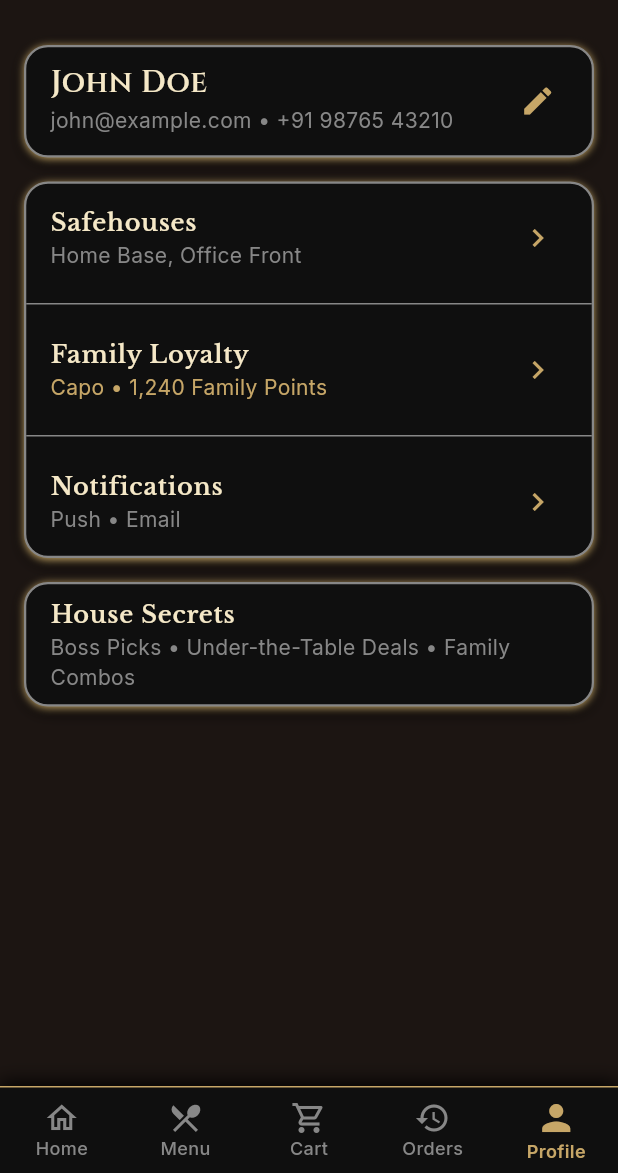
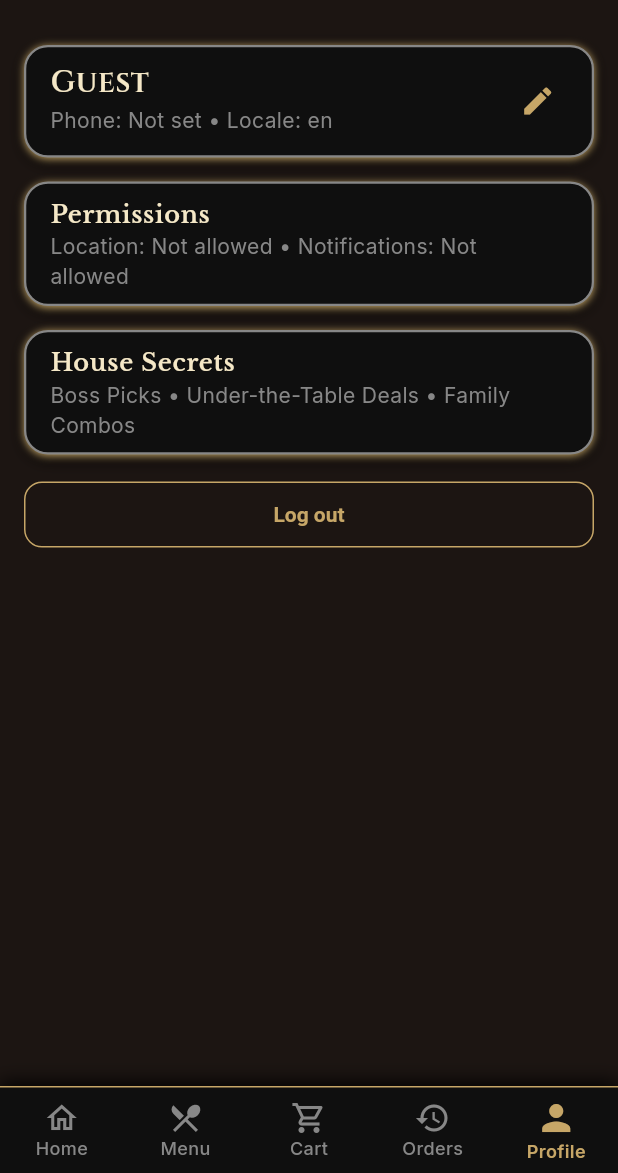
Before and after one commit to Aymanquad/mob-pizza, a Flutter app: the ProfileScreen screen opened by its route, on a phone screen of 412 x 824 dp, the part 63-1236 px from its top. Run offline on Flutter 3.47's test engine with Material 3 defaults, Android fonts, the phone set to English and light mode, and no system bars; our stand-ins replace flutter_svg, go_router, google_fonts, permission_handler, shared_preferences; accounts and stored records are empty.

Commit message:
added initial phone number login

```diff
--- a/apps/mobile/lib/config/app_router.dart
+++ b/apps/mobile/lib/config/app_router.dart
@@ -9,11 +9,18 @@
 import 'package:mob_pizza_mobile/screens/orders/order_detail_screen.dart';
 import 'package:mob_pizza_mobile/screens/profile/profile_screen.dart';
 import 'package:mob_pizza_mobile/widgets/bottom_nav_bar.dart';
+import 'package:mob_pizza_mobile/screens/onboarding/onboarding_screen.dart';
 
 class AppRouter {
-  static final router = GoRouter(
-    initialLocation: '/', // Start with home as the main navigation item
+  static GoRouter create({required bool isOnboarded}) {
+    return GoRouter(
+      initialLocation: isOnboarded ? '/' : '/onboarding',
+      // No redirect - let navigation work freely after onboarding completes
       routes: [
+        GoRoute(
+          path: '/onboarding',
+          builder: (context, state) => const OnboardingScreen(),
+        ),
         StatefulShellRoute.indexedStack(
           builder: (context, state, navigationShell) {
             return ScaffoldWithBottomNavBar(navigationShell: navigationShell);
@@ -90,6 +97,7 @@
       ),
     );
   }
+}
 
 class ScaffoldWithBottomNavBar extends StatelessWidget {
   const ScaffoldWithBottomNavBar({
--- /dev/null
+++ b/apps/mobile/lib/config/constants.dart
@@ -0,0 +1,10 @@
+const String apiBaseUrl =
+    String.fromEnvironment('API_BASE_URL', defaultValue: 'http://10.0.2.2:5000/api/v1');
+
+class PrefKeys {
+  static const onboardingCompleted = 'onboardingCompleted';
+  static const localeCode = 'localeCode';
+  static const phone = 'onboardingPhone';
+  static const allowLocation = 'onboardingAllowLocation';
+  static const allowNotifications = 'onboardingAllowNotifications';
+}
--- a/apps/mobile/lib/main.dart
+++ b/apps/mobile/lib/main.dart
@@ -5,22 +5,33 @@
 import 'package:mob_pizza_mobile/config/app_router.dart';
 import 'package:mob_pizza_mobile/l10n/app_localizations.dart';
 import 'package:mob_pizza_mobile/providers/locale_provider.dart';
+import 'package:mob_pizza_mobile/config/constants.dart';
+import 'package:shared_preferences/shared_preferences.dart';
 
-void main() {
+Future<void> main() async {
+  WidgetsFlutterBinding.ensureInitialized();
+  final prefs = await SharedPreferences.getInstance();
+  final isOnboarded = prefs.getBool(PrefKeys.onboardingCompleted) ?? false;
+  final localeCode = prefs.getString(PrefKeys.localeCode) ?? 'en';
+  final storedPhone = prefs.getString(PrefKeys.phone) ?? '';
+  final effectiveOnboarded = isOnboarded && storedPhone.isNotEmpty;
+
   runApp(
     ChangeNotifierProvider(
-      create: (context) => LocaleProvider(),
-      child: const MobPizzaApp(),
+      create: (context) => LocaleProvider(initialLocale: Locale(localeCode)),
+      child: MobPizzaApp(isOnboarded: effectiveOnboarded),
     ),
   );
 }
 
 class MobPizzaApp extends StatelessWidget {
-  const MobPizzaApp({super.key});
+  const MobPizzaApp({super.key, required this.isOnboarded});
+
+  final bool isOnboarded;
 
   @override
   Widget build(BuildContext context) {
-    final router = AppRouter.router;
+    final router = AppRouter.create(isOnboarded: isOnboarded);
     final localeProvider = Provider.of<LocaleProvider>(context);
 
     return MaterialApp.router(
--- a/apps/mobile/lib/providers/locale_provider.dart
+++ b/apps/mobile/lib/providers/locale_provider.dart
@@ -1,7 +1,10 @@
 import 'package:flutter/material.dart';
 
 class LocaleProvider extends ChangeNotifier {
-  Locale _locale = const Locale('en');
+  LocaleProvider({Locale initialLocale = const Locale('en')})
+      : _locale = initialLocale;
+
+  Locale _locale;
 
   Locale get locale => _locale;
 
--- a/apps/mobile/lib/screens/profile/profile_screen.dart
+++ b/apps/mobile/lib/screens/profile/profile_screen.dart
@@ -1,19 +1,55 @@
 import 'package:flutter/material.dart';
 import 'package:google_fonts/google_fonts.dart';
-import 'package:mob_pizza_mobile/l10n/app_localizations.dart';
+import 'package:mob_pizza_mobile/config/constants.dart';
+import 'package:shared_preferences/shared_preferences.dart';
+import 'package:go_router/go_router.dart';
 
 class ProfileScreen extends StatelessWidget {
   const ProfileScreen({super.key});
 
+  Future<Map<String, dynamic>> _loadProfile() async {
+    final prefs = await SharedPreferences.getInstance();
+    return {
+      'phone': prefs.getString(PrefKeys.phone) ?? '',
+      'locale': prefs.getString(PrefKeys.localeCode) ?? 'en',
+      'allowLocation': prefs.getBool(PrefKeys.allowLocation) ?? false,
+      'allowNotifications': prefs.getBool(PrefKeys.allowNotifications) ?? false,
+    };
+  }
+
+  Future<void> _logout(BuildContext context) async {
+    final prefs = await SharedPreferences.getInstance();
+    await prefs.remove(PrefKeys.onboardingCompleted);
+    await prefs.remove(PrefKeys.localeCode);
+    await prefs.remove(PrefKeys.phone);
+    await prefs.remove(PrefKeys.allowLocation);
+    await prefs.remove(PrefKeys.allowNotifications);
+
+    if (context.mounted) {
+      ScaffoldMessenger.of(context).showSnackBar(
+        const SnackBar(content: Text('Logged out')),
+      );
+      context.go('/onboarding');
+    }
+  }
+
   @override
   Widget build(BuildContext context) {
-    final l10n = AppLocalizations.of(context)!;
     return SafeArea(
       child: Container(
         color: const Color(0xFF1C1512),
         child: Padding(
           padding: const EdgeInsets.all(16),
-          child: ListView(
+          child: FutureBuilder<Map<String, dynamic>>(
+            future: _loadProfile(),
+            builder: (context, snapshot) {
+              final data = snapshot.data ?? {};
+              final phone = (data['phone'] as String? ?? '').isEmpty ? 'Not set' : data['phone'] as String;
+              final locale = data['locale'] as String? ?? 'en';
+              final allowLoc = data['allowLocation'] as bool? ?? false;
+              final allowNotif = data['allowNotifications'] as bool? ?? false;
+
+              return ListView(
                 children: [
                   Container(
                     margin: const EdgeInsets.only(bottom: 16),
@@ -36,16 +72,16 @@
                     ),
                     child: ListTile(
                       title: Text(
-                    'John Doe',
+                        'Guest',
                         style: GoogleFonts.cinzel(
                           fontSize: 20,
                           fontWeight: FontWeight.w600,
                           color: const Color(0xFFF5E8C7),
                         ),
                       ),
-                  subtitle: const Text(
-                    'john@example.com • +91 98765 43210',
-                    style: TextStyle(color: Color(0xFF878787)),
+                      subtitle: Text(
+                        'Phone: $phone • Locale: $locale',
+                        style: const TextStyle(color: Color(0xFF878787)),
                       ),
                       trailing: const Icon(
                         Icons.edit,
@@ -76,58 +112,16 @@
                       children: [
                         ListTile(
                           title: Text(
-                        'Safehouses',
+                            'Permissions',
                             style: GoogleFonts.libreBaskerville(
                               fontSize: 16,
                               fontWeight: FontWeight.w600,
                               color: const Color(0xFFF5E8C7),
                             ),
                           ),
-                      subtitle: const Text(
-                        'Home Base, Office Front',
-                        style: TextStyle(color: Color(0xFF878787)),
-                      ),
-                      trailing: const Icon(
-                        Icons.chevron_right,
-                        color: Color(0xFFC6A667),
-                      ),
-                    ),
-                    const Divider(color: Color(0xFF878787)),
-                    ListTile(
-                      title: Text(
-                        'Family Loyalty',
-                        style: GoogleFonts.libreBaskerville(
-                          fontSize: 16,
-                          fontWeight: FontWeight.w600,
-                          color: const Color(0xFFF5E8C7),
-                        ),
-                      ),
-                      subtitle: const Text(
-                        'Capo • 1,240 Family Points',
-                        style: TextStyle(color: Color(0xFFC6A667)),
-                      ),
-                      trailing: const Icon(
-                        Icons.chevron_right,
-                        color: Color(0xFFC6A667),
-                      ),
-                    ),
-                    const Divider(color: Color(0xFF878787)),
-                    ListTile(
-                      title: Text(
-                        'Notifications',
-                        style: GoogleFonts.libreBaskerville(
-                          fontSize: 16,
-                          fontWeight: FontWeight.w600,
-                          color: const Color(0xFFF5E8C7),
-                        ),
-                      ),
-                      subtitle: const Text(
-                        'Push • Email',
-                        style: TextStyle(color: Color(0xFF878787)),
-                      ),
-                      trailing: const Icon(
-                        Icons.chevron_right,
-                        color: Color(0xFFC6A667),
+                          subtitle: Text(
+                            'Location: ${allowLoc ? 'Allowed' : 'Not allowed'} • Notifications: ${allowNotif ? 'Allowed' : 'Not allowed'}',
+                            style: const TextStyle(color: Color(0xFF878787)),
                           ),
                         ),
                       ],
@@ -166,7 +160,23 @@
                       ),
                     ),
                   ),
+                  const SizedBox(height: 16),
+                  SizedBox(
+                    width: double.infinity,
+                    child: OutlinedButton(
+                      style: OutlinedButton.styleFrom(
+                        foregroundColor: const Color(0xFFC6A667),
+                        side: const BorderSide(color: Color(0xFFC6A667)),
+                        padding: const EdgeInsets.symmetric(vertical: 14),
+                        textStyle: const TextStyle(fontWeight: FontWeight.w700),
+                      ),
+                      onPressed: () => _logout(context),
+                      child: const Text('Log out'),
+                    ),
+                  ),
                 ],
+              );
+            },
           ),
         ),
       ),
--- a/apps/mobile/pubspec.yaml
+++ b/apps/mobile/pubspec.yaml
@@ -16,6 +16,9 @@
   go_router: ^14.0.0
   flutter_svg: ^2.0.10+1
   google_fonts: ^6.2.1
+  http: ^1.2.2
+  shared_preferences: ^2.2.2
+  permission_handler: ^11.3.0
 
 dev_dependencies:
   flutter_test:
```
Also changed, not shown: apps/mobile/lib/screens/onboarding/onboarding_screen.dart (added, +261 -0 lines), apps/mobile/lib/services/onboarding_service.dart (added, +44 -0 lines), 9 other files. Lines whose indentation alone changed are shown as unchanged.
